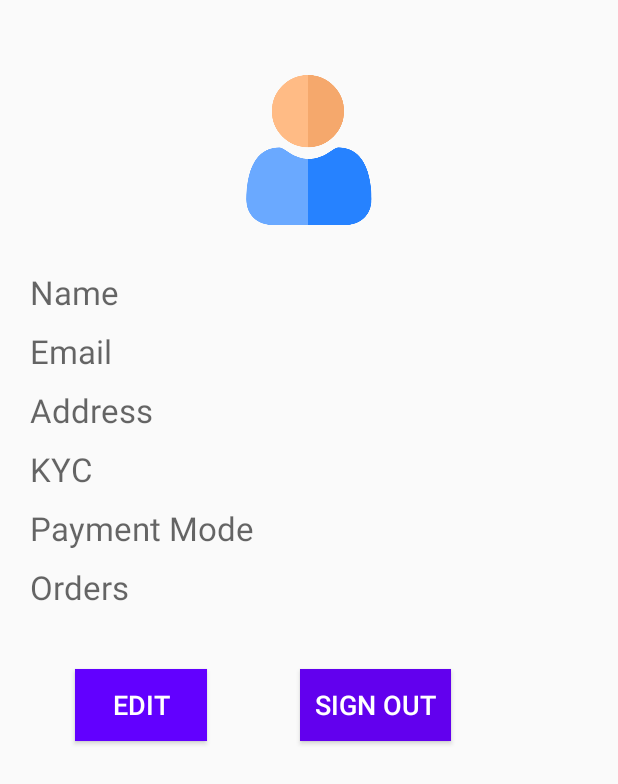
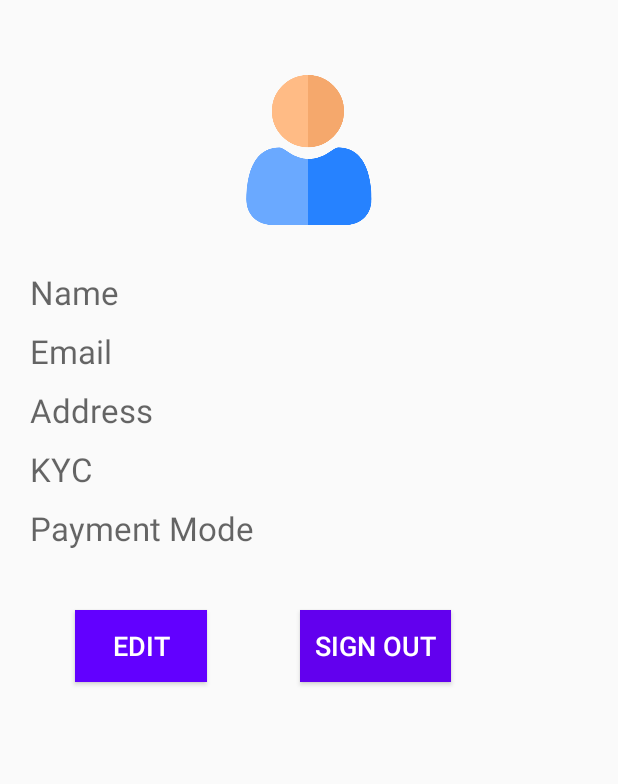
Before and after one commit to Rajatkumar1462/ProjectA, an Android app: the layout fragment_account.xml on its own in the app's theme, with its tools: preview values and no code run, on a phone screen of 412 x 824 dp. Shown: the top 784 px of the screen. Run offline under Robolectric (Android 15) with nearby library versions, the phone set to English and light mode, and no system bars.

Commit message:
dummy data app ready

```diff
--- a/app/build.gradle
+++ b/app/build.gradle
@@ -32,6 +32,7 @@ dependencies {
     implementation 'androidx.constraintlayout:constraintlayout:2.0.4'
     implementation 'com.google.firebase:firebase-auth:20.0.1'
     implementation 'com.google.firebase:firebase-database:19.6.0'
+
     implementation 'com.google.android.material:material:1.3.0'
     implementation 'com.razorpay:checkout:1.6.6'
     testImplementation 'junit:junit:4.12'
--- a/app/src/main/java/com/rajat/projecta/Fragment/AccountFragment.java
+++ b/app/src/main/java/com/rajat/projecta/Fragment/AccountFragment.java
@@ -49,7 +49,6 @@ public class AccountFragment extends Fragment {
         meEmail = view.findViewById(R.id.me_email);
         meAddress = view.findViewById(R.id.me_address);
         meKyc = view.findViewById(R.id.me_kyc);
-        meOrder = view.findViewById(R.id.me_orders);
 
 
         //setting values in account fragment from firebase
@@ -57,7 +56,6 @@ public class AccountFragment extends Fragment {
         updateValues("Email", meEmail);
         updateValues("Address", meAddress);
         updateValues("KYC", meKyc);
-        updateValues("Orders", meOrder);
 
 //        meName.setText((CharSequence) FirebaseAuth.getInstance().getCurrentUser().getDisplayName());
 
--- a/app/src/main/java/com/rajat/projecta/Fragment/HomeFragment.java
+++ b/app/src/main/java/com/rajat/projecta/Fragment/HomeFragment.java
@@ -8,6 +8,7 @@ import android.view.View;
 import android.view.ViewGroup;
 import android.widget.EditText;
 import android.widget.TextView;
+import android.widget.Toast;
 
 import androidx.annotation.NonNull;
 import androidx.annotation.Nullable;
@@ -28,7 +29,6 @@ import com.rajat.projecta.Adapter.ServiceProviderAdapter;
 import com.rajat.projecta.BookActivity;
 import com.rajat.projecta.CategoryListActivity;
 import com.rajat.projecta.Helper.ServiceProviderHelper;
-import com.rajat.projecta.MainActivity;
 import com.rajat.projecta.R;
 import com.rajat.projecta.RecentListActivity;
 
@@ -46,6 +46,7 @@ public class HomeFragment extends Fragment implements CategoryAdapter.Categorycl
     ArrayList<ServiceProviderHelper> sp_list_Maid = new ArrayList<>();
     ArrayList<ServiceProviderHelper> sp_list_Gardner = new ArrayList<>();
     ArrayList<ServiceProviderHelper> sp_list_Baby_Sitter = new ArrayList<>();
+
     ServiceProviderAdapter adapter;
     FirebaseUser user;
     RecyclerView serviceprovider_list;
@@ -68,7 +69,7 @@ public class HomeFragment extends Fragment implements CategoryAdapter.Categorycl
         //Values are declared here
         cat_list.add("Cook"); cat_list.add("Driver");
         cat_list.add("Maid"); cat_list.add("Gardner");
-        cat_list.add("BabySitter");
+        cat_list.add("Baby Sitter");
         category_list.setAdapter(new CategoryAdapter(cat_list, (CategoryAdapter.CategoryclickInterface) this));
 
         //RecyclerView For Displaying ServiceProvider list Horizontal
@@ -79,6 +80,7 @@ public class HomeFragment extends Fragment implements CategoryAdapter.Categorycl
         sp_list_Cook.add(new ServiceProviderHelper(R.drawable.cook,"Suresh","5 star","3 year Experience"));
         sp_list_Cook.add(new ServiceProviderHelper(R.drawable.cook,"Mamta Devi","4.7 star","1 year Experience"));
         sp_list_Cook.add(new ServiceProviderHelper(R.drawable.cook,"Gopal","3.7 star","6 Month Experience"));
+        sp_list.clear();
         sp_list.addAll(sp_list_Cook);
 
         sp_list_Driver.add(new ServiceProviderHelper(R.drawable.driver,"Basant","4.8 star","2.5 year Experience"));
--- a/app/src/main/java/com/rajat/projecta/MainActivity.java
+++ b/app/src/main/java/com/rajat/projecta/MainActivity.java
@@ -23,6 +23,7 @@ public class MainActivity extends AppCompatActivity {
     private EditText address;
     private EditText aadharNumber;
     private EditText mobile;
+
     @Override
     protected void onCreate(Bundle savedInstanceState) {
         super.onCreate(savedInstanceState);
--- a/app/src/main/res/layout/fragment_account.xml
+++ b/app/src/main/res/layout/fragment_account.xml
@@ -59,14 +59,6 @@
             android:textSize="22sp"
             android:layout_marginBottom="10dp"/>
 
-        <TextView
-            android:id="@+id/me_orders"
-            android:layout_width="match_parent"
-            android:layout_height="wrap_content"
-            android:layout_marginBottom="10dp"
-            android:hint="Orders"
-            android:textSize="22sp" />
-
     </LinearLayout>
 
     <Button
--- a/app/src/main/res/layout/fragment_home.xml
+++ b/app/src/main/res/layout/fragment_home.xml
@@ -113,7 +113,7 @@
             android:layout_height="80dp"
             android:layout_marginTop="5dp"
             android:padding="8dp"
-            android:src="@drawable/home" />
+            android:src="@drawable/recent_list" />
 
         <TextView
             android:layout_width="wrap_content"
```
